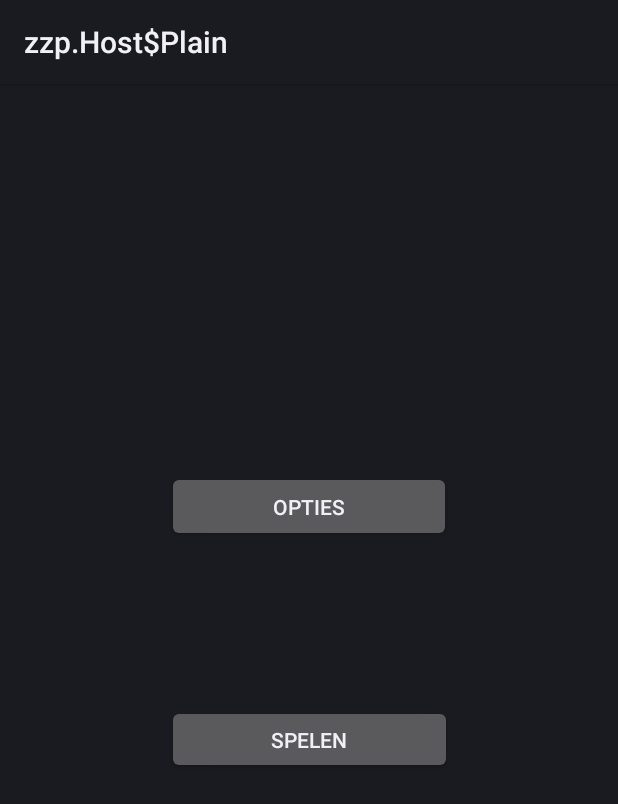
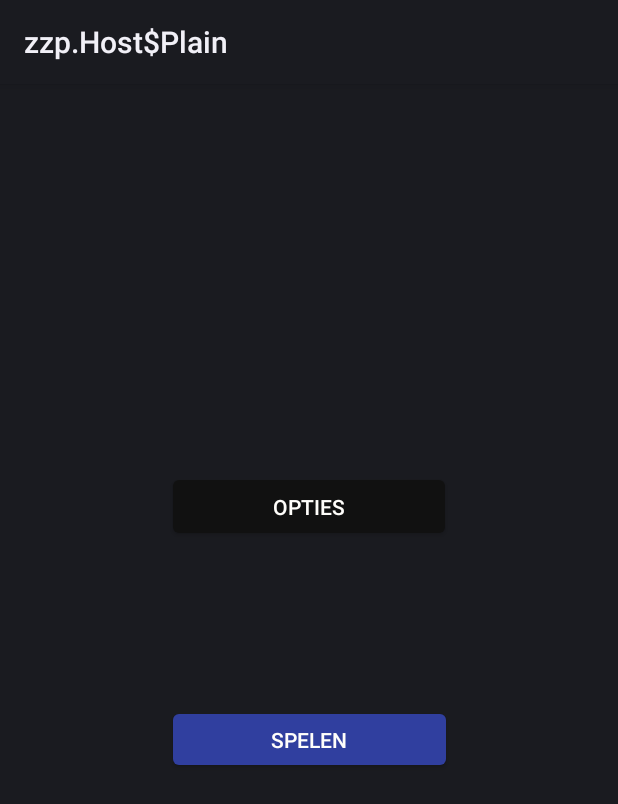
Before and after one commit to hamadk96/QuizNativeApp, an Android app: the layout activity_logged_in.xml on its own in the app's theme, with its tools: preview values and no code run, on a phone screen of 412 x 824 dp. Shown: the top 804 px of the screen. Run offline under Robolectric (Android 15) with nearby library versions, the phone set to English and light mode, and no system bars.

Commit message:
commit 4

```diff
--- a/base/src/main/res/values/colors.xml
+++ b/base/src/main/res/values/colors.xml
@@ -3,4 +3,8 @@
     <color name="colorPrimary">#3F51B5</color>
     <color name="colorPrimaryDark">#303F9F</color>
     <color name="colorAccent">#FF4081</color>
+    <color name="textColor">#FFFF</color>
+    <color name="green">#4EAF4F</color>
+    <color name="black">#F111</color>
+    <color name="red">#F43F3A</color>
 </resources>
--- a/base/src/main/res/values/styles.xml
+++ b/base/src/main/res/values/styles.xml
@@ -7,6 +7,7 @@
     <style name="actionbar" parent="Theme.AppCompat.Light.NoActionBar">
         <item name="android:background">@color/colorPrimaryDark</item>
         <item name="android:textAlignment">center</item>
+        <item name="android:textColor">#FFFF</item>
     </style>
 
 </resources>
--- a/feature/src/main/java/com/example/gebruiker/quiznativeapp/feature/LoggedIn.java
+++ b/feature/src/main/java/com/example/gebruiker/quiznativeapp/feature/LoggedIn.java
@@ -73,6 +73,7 @@ public class LoggedIn extends AppCompatActivity {
             public void onClick(View view) {
                 OptieLijst = findViewById(R.id.frgOptieLijst);
                 OptieLijst.setVisibility(View.GONE);
+                IsButtonOptiesClicked = false;
             }
         });
 
--- a/feature/src/main/res/layout/actionbar_mainactivity.xml
+++ b/feature/src/main/res/layout/actionbar_mainactivity.xml
@@ -6,7 +6,9 @@
     android:textAlignment="center"
     android:layout_centerHorizontal="true"
     android:layout_alignParentTop="true"
+
     app:theme = "@style/actionbar"
+
     >
 
 
--- a/feature/src/main/res/layout/activity_logged_in.xml
+++ b/feature/src/main/res/layout/activity_logged_in.xml
@@ -16,9 +16,9 @@
         android:id="@+id/frgOptieLijst"
         android:layout_width="wrap_content"
         android:layout_height="match_parent"
-        android:background="@color/colorPrimaryDark"
+        android:background="#FFFEFB"
         android:visibility="gone"
-
+        android:textColor="@color/colorPrimaryDark"
         tools:context="com.example.gebruiker.quiznativeapp.feature.OptieLijst">
 
         <!-- TODO: Update blank fragment layout -->
@@ -27,8 +27,10 @@
             android:id="@+id/btnHighscores"
             android:layout_width="wrap_content"
             android:layout_height="wrap_content"
-            android:background="@color/colorPrimaryDark"
-            android:text="@string/highscores" />
+            android:background="#FFFEFB"
+            android:backgroundTint="#FFFEFB"
+            android:text="@string/highscores"
+            android:textColor="@color/colorPrimaryDark"/>
 
 
         <Button
@@ -36,16 +38,20 @@
             android:layout_width="wrap_content"
             android:layout_height="wrap_content"
             android:layout_marginTop="50dp"
-            android:background="@color/colorPrimaryDark"
-            android:text="@string/profiel" />
+            android:background="#FFFEFB"
+            android:backgroundTint="#FFFEFB"
+            android:text="@string/profiel"
+            android:textColor="@color/colorPrimaryDark"/>
 
         <Button
             android:id="@+id/btnUitLoggen"
             android:layout_width="wrap_content"
             android:layout_height="wrap_content"
             android:layout_marginTop="100dp"
-            android:background="@color/colorPrimaryDark"
-            android:text="@string/log_uit" />
+            android:background="#FFFEFB"
+            android:backgroundTint="#FFFEFB"
+            android:text="@string/log_uit"
+            android:textColor="@color/colorPrimaryDark"/>
 
     </RelativeLayout>
 
@@ -55,6 +61,8 @@
         android:layout_height="47dp"
         android:layout_marginTop="150dp"
         android:text="@string/opties"
+        android:textColor="#FFFEFB"
+        android:backgroundTint="#f111"
         app:layout_constraintBottom_toTopOf="@+id/btnSpelen"
         app:layout_constraintEnd_toEndOf="parent"
         app:layout_constraintHorizontal_bias="0.5"
@@ -67,6 +75,8 @@
         android:layout_height="46dp"
         android:layout_marginBottom="200dp"
         android:text="@string/spelen"
+        android:textColor="#FFFEFB"
+        android:backgroundTint="@color/colorPrimaryDark"
         app:layout_constraintBottom_toBottomOf="parent"
         app:layout_constraintEnd_toEndOf="parent"
         app:layout_constraintHorizontal_bias="0.5"
--- a/feature/src/main/res/layout/activity_main.xml
+++ b/feature/src/main/res/layout/activity_main.xml
@@ -42,6 +42,8 @@
         android:layout_width="261dp"
         android:layout_height="52dp"
         android:text="Log in"
+        android:textColor="#FFFF"
+        android:backgroundTint="@color/colorPrimaryDark"
         app:layout_constraintBottom_toTopOf="@+id/btnRegistreren"
         app:layout_constraintEnd_toEndOf="parent"
         app:layout_constraintHorizontal_bias="0.5"
@@ -53,6 +55,8 @@
         android:layout_width="260dp"
         android:layout_height="49dp"
         android:text="Registreren"
+        android:textColor="#FFFF"
+        android:backgroundTint="#4CB04E"
         app:layout_constraintBottom_toTopOf="@+id/btnBezoeker"
         app:layout_constraintEnd_toEndOf="parent"
         app:layout_constraintHorizontal_bias="0.5"
@@ -65,6 +69,8 @@
         android:layout_height="43dp"
         android:layout_marginBottom="50dp"
         android:text="Bezoeker"
+        android:textColor="#FFFF"
+        android:backgroundTint="#F1423D"
         app:layout_constraintBottom_toBottomOf="parent"
         app:layout_constraintEnd_toEndOf="parent"
         app:layout_constraintHorizontal_bias="0.5"
--- a/feature/src/main/res/layout/activity_profiel.xml
+++ b/feature/src/main/res/layout/activity_profiel.xml
@@ -52,7 +52,9 @@
                 android:layout_width="match_parent"
                 android:layout_height="wrap_content"
                 android:text="Gebruikersnaam veranderen"
-                android:layout_marginTop="15dp"/>
+                android:layout_marginTop="15dp"
+                android:textColor="#FFFF"
+                android:backgroundTint="#F1423D"/>
 
             <TextView
                 android:id="@+id/textView6"
@@ -97,6 +99,8 @@
                 android:layout_width="match_parent"
                 android:layout_height="wrap_content"
                 android:text="Passwoord veranderen"
+                android:textColor="#FFFF"
+                android:backgroundTint="#F1423D"
                 android:layout_marginTop="15dp"/>
         </LinearLayout>
     </ScrollView>
--- a/feature/src/main/res/layout/activity_quiz.xml
+++ b/feature/src/main/res/layout/activity_quiz.xml
@@ -5,6 +5,7 @@
     android:layout_width="match_parent"
     android:layout_height="match_parent"
     tools:context="com.example.gebruiker.quiznativeapp.feature.Quiz">
+
     <include
         layout = "@layout/actionbar_mainactivity"
         android:id="@+id/actionbar"
```
Also changed, not shown: feature/src/main/java/com/example/gebruiker/quiznativeapp/feature/Quiz.java (+42 -7 lines), feature/src/main/res/layout/activity_categorie.xml (+13 -0 lines).
